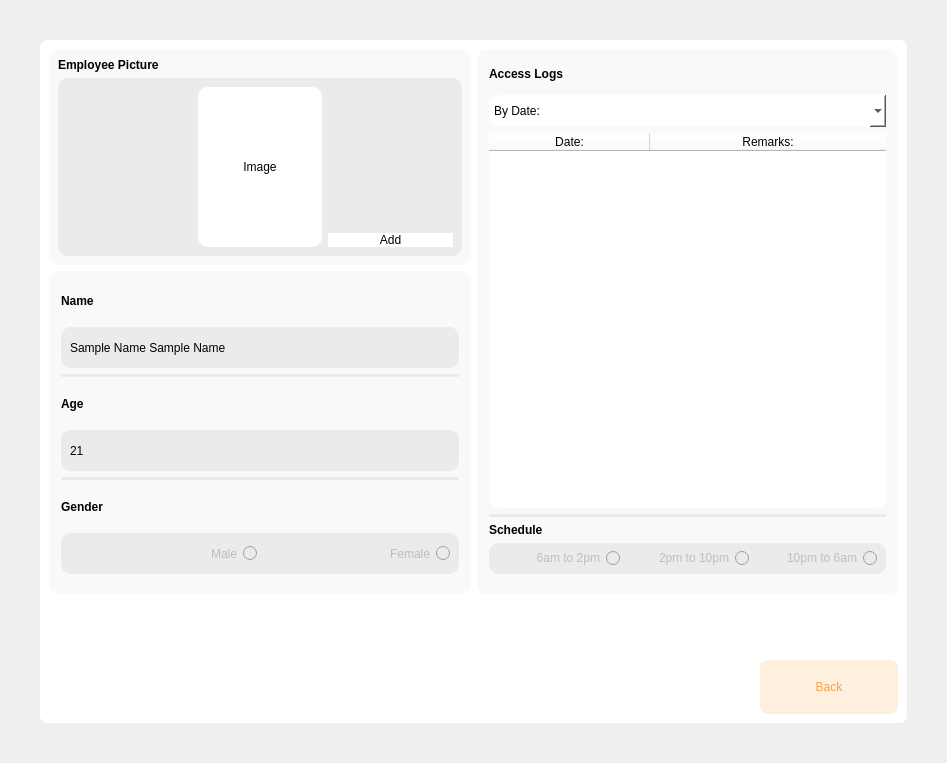
maeven-tapa/cpet8_group8_workspace, file EALS UI/v0.2/enroll_hr.ui: the form before one commit.
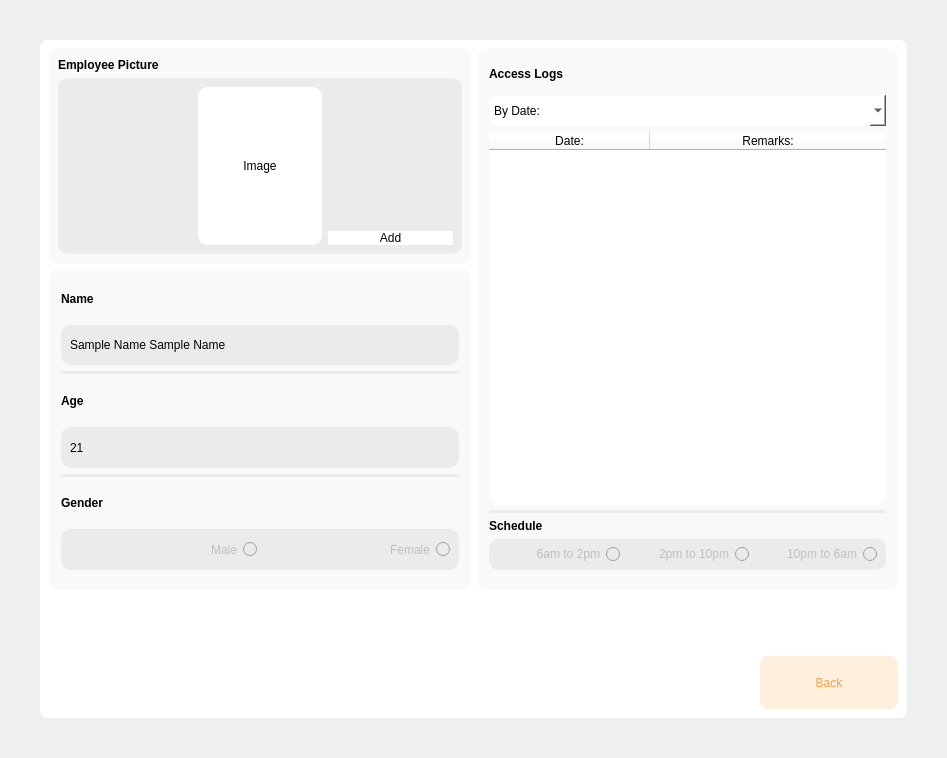
The form after the commit.

```diff
--- a/EALS UI/v0.2/enroll_hr.ui
+++ b/EALS UI/v0.2/enroll_hr.ui
@@ -7,7 +7,7 @@
     <x>0</x>
     <y>0</y>
     <width>947</width>
-    <height>763</height>
+    <height>758</height>
    </rect>
   </property>
   <property name="windowTitle">
```
